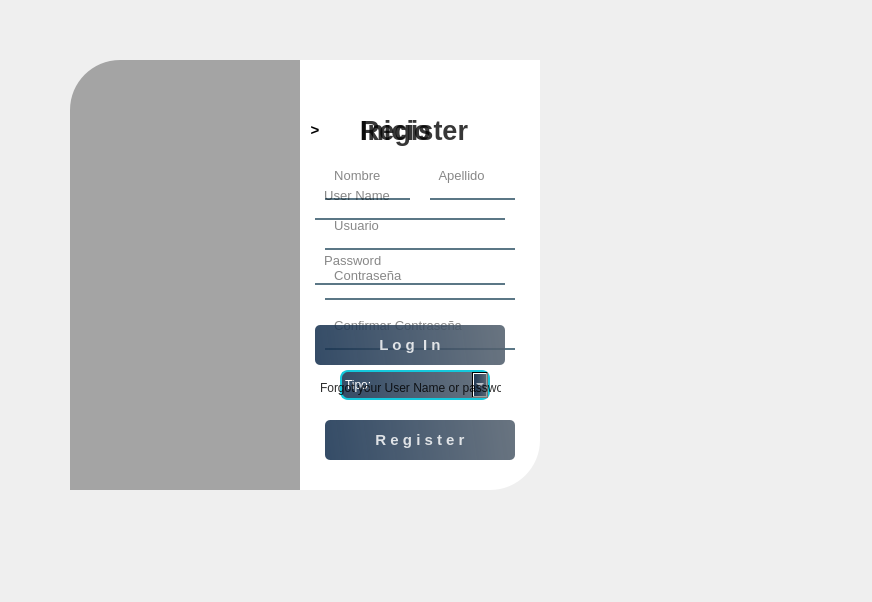
DanielSajvin/Proyecto_basedatos, file View/loginUi.ui: the form before one commit.
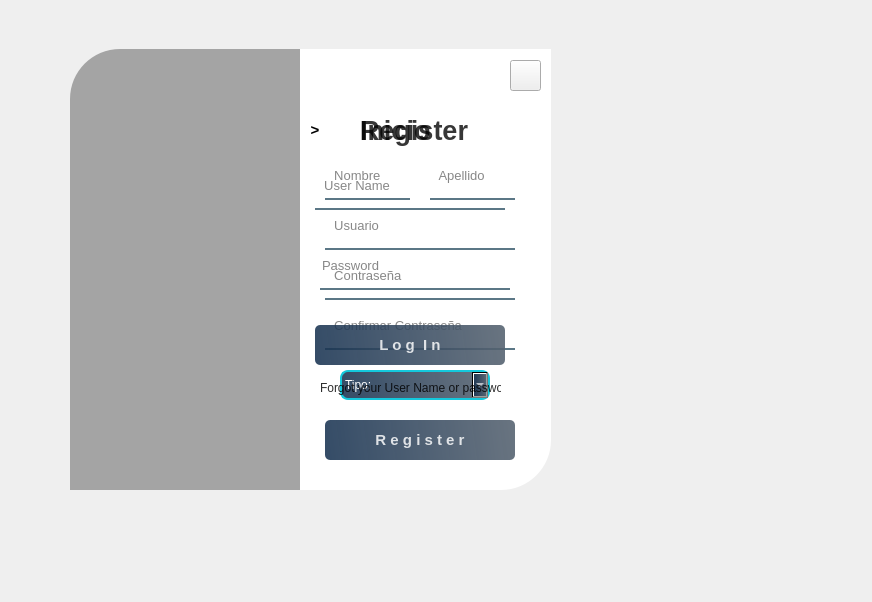
The form after the commit. Icons and pictures are not drawn.

What changed in the file:
```diff
--- a/View/loginUi.ui
+++ b/View/loginUi.ui
@@ -77,9 +77,9 @@
     <property name="geometry">
      <rect>
       <x>40</x>
-      <y>30</y>
-      <width>280</width>
-      <height>430</height>
+      <y>19</y>
+      <width>271</width>
+      <height>441</height>
      </rect>
     </property>
     <property name="styleSheet">
@@ -89,14 +89,23 @@
     <property name="text">
      <string/>
     </property>
+    <property name="pixmap">
+     <pixmap>../Imagenes/colores.jpg</pixmap>
+    </property>
+    <property name="scaledContents">
+     <bool>true</bool>
+    </property>
+    <property name="wordWrap">
+     <bool>false</bool>
+    </property>
    </widget>
    <widget class="QLabel" name="label_3">
     <property name="geometry">
      <rect>
       <x>270</x>
-      <y>30</y>
-      <width>240</width>
-      <height>430</height>
+      <y>19</y>
+      <width>251</width>
+      <height>441</height>
      </rect>
     </property>
     <property name="styleSheet">
@@ -390,39 +399,11 @@
       <string>Inicio</string>
      </property>
     </widget>
-    <widget class="QLineEdit" name="lnx_password">
-     <property name="geometry">
-      <rect>
-       <x>15</x>
-       <y>145</y>
-       <width>190</width>
-       <height>40</height>
-      </rect>
-     </property>
-     <property name="font">
-      <font>
-       <pointsize>10</pointsize>
-      </font>
-     </property>
-     <property name="styleSheet">
-      <string notr="true">background-color:rgba(0, 0, 0, 0);
-border:none;
-border-bottom:2px solid rgba(46, 82, 101, 200);
-color:rgba(0, 0, 0, 240);
-padding-bottom:7px;</string>
-     </property>
-     <property name="echoMode">
-      <enum>QLineEdit::Password</enum>
-     </property>
-     <property name="placeholderText">
-      <string>  Password</string>
-     </property>
-    </widget>
     <widget class="QLineEdit" name="lnx_user">
      <property name="geometry">
       <rect>
        <x>15</x>
-       <y>80</y>
+       <y>70</y>
        <width>190</width>
        <height>40</height>
       </rect>
@@ -439,9 +420,43 @@
 color:rgba(0, 0, 0, 240);
 padding-bottom:7px;</string>
      </property>
+     <property name="echoMode">
+      <enum>QLineEdit::Password</enum>
+     </property>
      <property name="placeholderText">
       <string>  User Name</string>
      </property>
+     <property name="cursorMoveStyle">
+      <enum>Qt::VisualMoveStyle</enum>
+     </property>
+    </widget>
+    <widget class="QLineEdit" name="lnx_password">
+     <property name="geometry">
+      <rect>
+       <x>20</x>
+       <y>150</y>
+       <width>190</width>
+       <height>40</height>
+      </rect>
+     </property>
+     <property name="font">
+      <font>
+       <pointsize>10</pointsize>
+      </font>
+     </property>
+     <property name="styleSheet">
+      <string notr="true">background-color:rgba(0, 0, 0, 0);
+border:none;
+border-bottom:2px solid rgba(46, 82, 101, 200);
+color:rgba(0, 0, 0, 240);
+padding-bottom:7px;</string>
+     </property>
+     <property name="placeholderText">
+      <string>Password</string>
+     </property>
+     <property name="cursorMoveStyle">
+      <enum>Qt::VisualMoveStyle</enum>
+     </property>
     </widget>
     <widget class="QPushButton" name="btn_login">
      <property name="geometry">
@@ -520,6 +535,23 @@
      <bool>true</bool>
     </property>
    </widget>
+   <widget class="QPushButton" name="btn_cerrar">
+    <property name="geometry">
+     <rect>
+      <x>480</x>
+      <y>30</y>
+      <width>31</width>
+      <height>31</height>
+     </rect>
+    </property>
+    <property name="text">
+     <string/>
+    </property>
+    <property name="icon">
+     <iconset>
+      <normaloff>../Imagenes/x (9).svg</normaloff>../Imagenes/x (9).svg</iconset>
+    </property>
+   </widget>
   </widget>
  </widget>
  <resources/>
```
